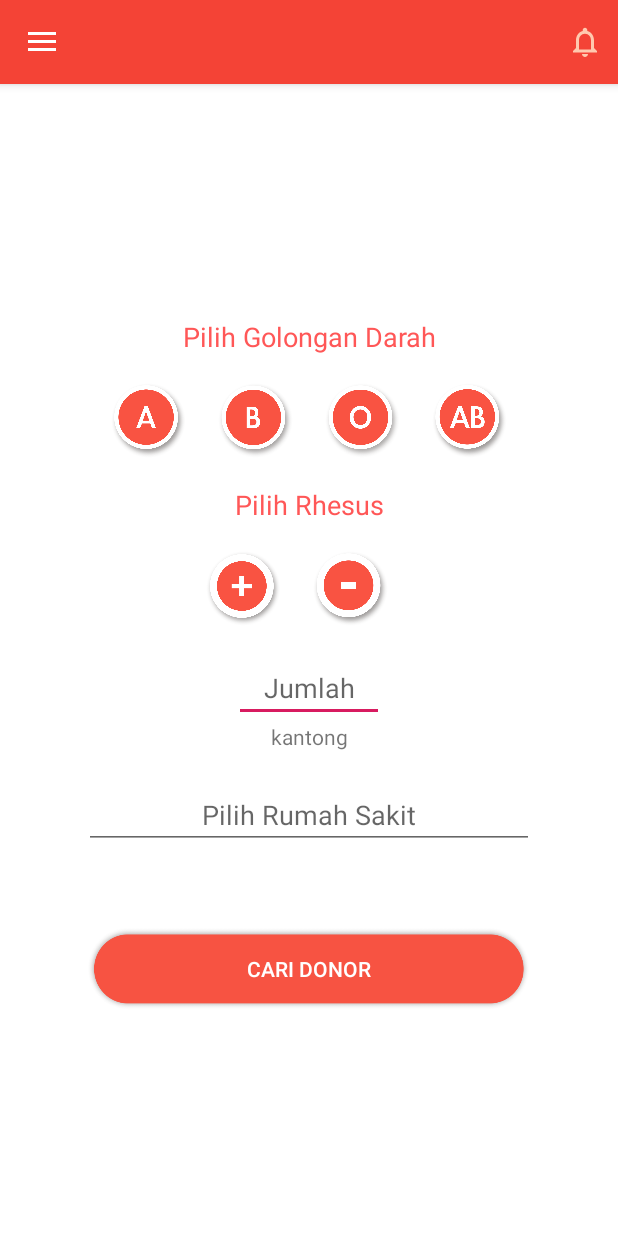
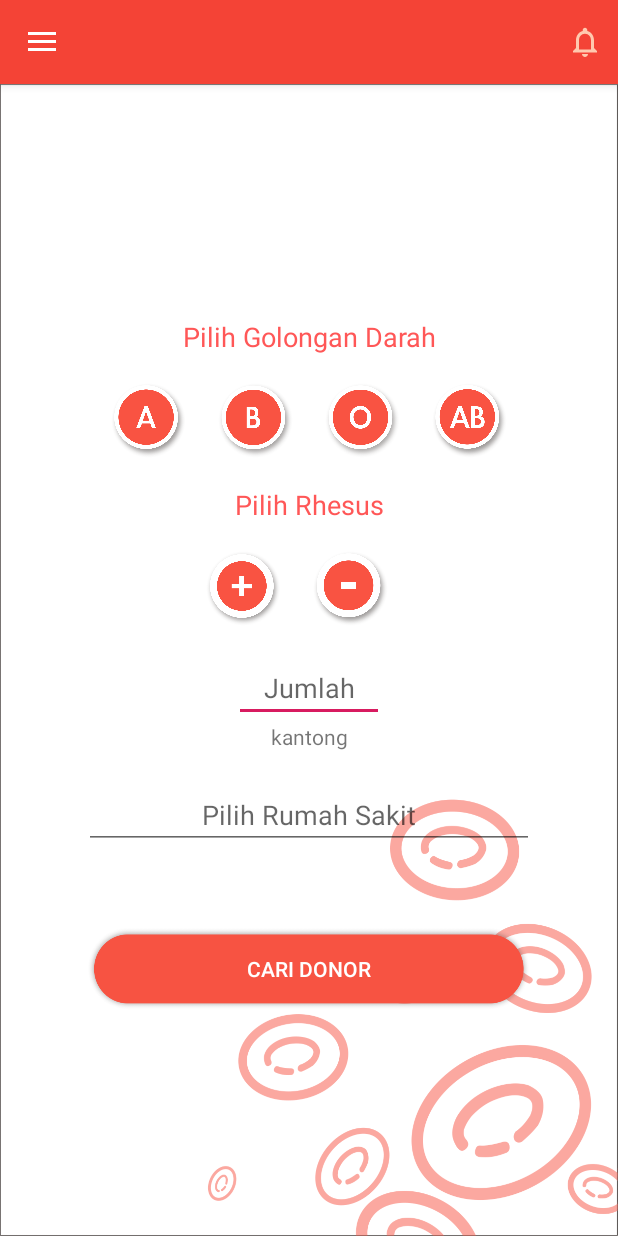
Before and after one commit to NauraRetyani/RedOne, an Android app: the screen it shows after launch (ToFragmentActivity), after a tap on "LOG IN", on a phone screen of 412 x 824 dp. Run offline under Robolectric (Android 15) with nearby library versions, the light colour scheme and no system bars; our stand-ins replace CircleImageView.

Commit message:
background

```diff
--- a/app/src/main/res/layout/activity_google.xml
+++ b/app/src/main/res/layout/activity_google.xml
@@ -4,6 +4,7 @@
     xmlns:tools="http://schemas.android.com/tools"
     android:layout_width="match_parent"
     android:layout_height="match_parent"
+    android:background="@drawable/bg"
     tools:context=".GoogleActivity">
     <TextView
         android:layout_width="match_parent"
--- a/app/src/main/res/layout/activity_main.xml
+++ b/app/src/main/res/layout/activity_main.xml
@@ -4,7 +4,7 @@
     xmlns:tools="http://schemas.android.com/tools"
     android:layout_width="match_parent"
     android:layout_height="match_parent"
-    android:background="@color/pink"
+    android:background="@drawable/bg"
     android:gravity="center"
     android:orientation="vertical"
     tools:context=".MainActivity">
--- a/app/src/main/res/layout/activity_notification.xml
+++ b/app/src/main/res/layout/activity_notification.xml
@@ -5,10 +5,8 @@
     xmlns:tools="http://schemas.android.com/tools"
     android:layout_width="match_parent"
     android:layout_height="match_parent"
-    android:background="@color/pink"
+    android:background="@drawable/bg"
     tools:context=".NotificationActivity">
-
-
 
     <ListView
         android:layout_width="wrap_content"
--- a/app/src/main/res/layout/activity_sign_up.xml
+++ b/app/src/main/res/layout/activity_sign_up.xml
@@ -3,7 +3,7 @@
     xmlns:tools="http://schemas.android.com/tools"
     android:layout_width="match_parent"
     android:layout_height="match_parent"
-    android:background="@color/pink"
+    android:background="@drawable/bg"
     android:gravity="center"
     android:orientation="vertical"
     tools:context=".SignUpActivity">
--- a/app/src/main/res/layout/activity_to_fragment.xml
+++ b/app/src/main/res/layout/activity_to_fragment.xml
@@ -8,7 +8,7 @@
     android:layout_height="match_parent"
     android:fitsSystemWindows="true"
     tools:context=".MainActivity"
-    android:background="@color/pink"
+    android:background="@drawable/bg"
     tools:openDrawer="start">
 
     <LinearLayout
--- a/app/src/main/res/layout/fragment_contact.xml
+++ b/app/src/main/res/layout/fragment_contact.xml
@@ -3,6 +3,7 @@
     xmlns:tools="http://schemas.android.com/tools"
     android:layout_width="match_parent"
     android:layout_height="match_parent"
+    android:background="@drawable/bg"
     tools:context=".Fragment.ContactFragment">
 
     <!-- TODO: Update blank fragment layout -->
--- a/app/src/main/res/layout/fragment_help.xml
+++ b/app/src/main/res/layout/fragment_help.xml
@@ -3,7 +3,7 @@
     xmlns:tools="http://schemas.android.com/tools"
     android:layout_width="match_parent"
     android:layout_height="match_parent"
-    android:background="@color/pink"
+    android:background="@drawable/bg"
     tools:context=".Fragment.HelpFragment">
 
    <ListView
--- a/app/src/main/res/layout/fragment_history.xml
+++ b/app/src/main/res/layout/fragment_history.xml
@@ -3,6 +3,7 @@
     xmlns:tools="http://schemas.android.com/tools"
     android:layout_width="match_parent"
     android:layout_height="match_parent"
+    android:background="@drawable/bg"
     tools:context=".Fragment.HistoryFragment">
 
     <!-- TODO: Update blank fragment layout -->
--- a/app/src/main/res/layout/fragment_logout.xml
+++ b/app/src/main/res/layout/fragment_logout.xml
@@ -3,6 +3,7 @@
     xmlns:tools="http://schemas.android.com/tools"
     android:layout_width="match_parent"
     android:layout_height="match_parent"
+    android:background="@drawable/bg"
     tools:context=".Fragment.LogoutFragment">
 
     <!-- TODO: Update blank fragment layout -->
--- a/app/src/main/res/layout/fragment_search.xml
+++ b/app/src/main/res/layout/fragment_search.xml
@@ -3,7 +3,7 @@
     xmlns:tools="http://schemas.android.com/tools"
     android:layout_width="match_parent"
     android:layout_height="match_parent"
-    android:background="@android:color/white"
+    android:background="@drawable/bg"
     tools:context=".Fragment.SearchFragment">
 
     <LinearLayout
--- a/app/src/main/res/layout/fragment_setting.xml
+++ b/app/src/main/res/layout/fragment_setting.xml
@@ -3,7 +3,7 @@
     xmlns:tools="http://schemas.android.com/tools"
     android:layout_width="match_parent"
     android:layout_height="match_parent"
-    android:background="@color/pink"
+    android:background="@drawable/bg"
     android:orientation="vertical"
     tools:context=".Fragment.SettingFragment">
 
```
Also changed, not shown: app/src/main/res/drawable/bg.png (added).
